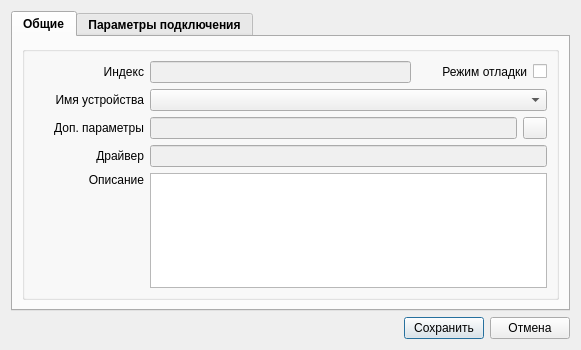
This is configurator2/sv_device_editor.ui in breton75/ksuts as Qt 5 draws it before an edit. The edited form follows.
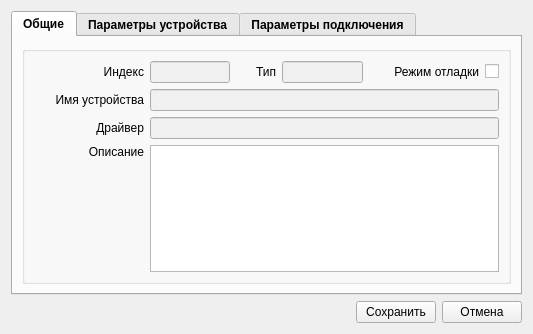
This is the edited form. The open tabs and pages were chosen to show the change. Icons and pictures are not drawn.

```diff
--- a/configurator2/sv_device_editor.ui
+++ b/configurator2/sv_device_editor.ui
@@ -6,8 +6,8 @@
    <rect>
     <x>0</x>
     <y>0</y>
-    <width>581</width>
-    <height>350</height>
+    <width>533</width>
+    <height>334</height>
    </rect>
   </property>
   <property name="windowTitle">
@@ -79,7 +79,51 @@
              </widget>
             </item>
             <item>
-             <widget class="QLineEdit" name="editID">
+             <widget class="QLineEdit" name="editIndex">
+              <property name="sizePolicy">
+               <sizepolicy hsizetype="Expanding" vsizetype="Fixed">
+                <horstretch>0</horstretch>
+                <verstretch>0</verstretch>
+               </sizepolicy>
+              </property>
+              <property name="font">
+               <font>
+                <weight>50</weight>
+                <bold>false</bold>
+               </font>
+              </property>
+              <property name="styleSheet">
+               <string notr="true">background-color: rgb(240, 240, 240);</string>
+              </property>
+              <property name="readOnly">
+               <bool>true</bool>
+              </property>
+             </widget>
+            </item>
+            <item>
+             <widget class="QLabel" name="label">
+              <property name="minimumSize">
+               <size>
+                <width>40</width>
+                <height>0</height>
+               </size>
+              </property>
+              <property name="font">
+               <font>
+                <weight>50</weight>
+                <bold>false</bold>
+               </font>
+              </property>
+              <property name="text">
+               <string>Тип</string>
+              </property>
+              <property name="alignment">
+               <set>Qt::AlignRight|Qt::AlignTrailing|Qt::AlignVCenter</set>
+              </property>
+             </widget>
+            </item>
+            <item>
+             <widget class="QLineEdit" name="lineHwCode">
               <property name="sizePolicy">
                <sizepolicy hsizetype="Expanding" vsizetype="Fixed">
                 <horstretch>0</horstretch>
@@ -180,61 +224,7 @@
              </widget>
             </item>
             <item>
-             <widget class="QComboBox" name="cbDevice">
-              <property name="font">
-               <font>
-                <weight>50</weight>
-                <bold>false</bold>
-               </font>
-              </property>
-             </widget>
-            </item>
-           </layout>
-          </item>
-          <item>
-           <layout class="QHBoxLayout" name="layoutBrand_3">
-            <item>
-             <widget class="QLabel" name="lblBrand_3">
-              <property name="sizePolicy">
-               <sizepolicy hsizetype="Fixed" vsizetype="Preferred">
-                <horstretch>0</horstretch>
-                <verstretch>0</verstretch>
-               </sizepolicy>
-              </property>
-              <property name="minimumSize">
-               <size>
-                <width>110</width>
-                <height>0</height>
-               </size>
-              </property>
-              <property name="maximumSize">
-               <size>
-                <width>80</width>
-                <height>16777215</height>
-               </size>
-              </property>
-              <property name="font">
-               <font>
-                <weight>50</weight>
-                <bold>false</bold>
-               </font>
-              </property>
-              <property name="text">
-               <string>Доп. параметры</string>
-              </property>
-              <property name="alignment">
-               <set>Qt::AlignRight|Qt::AlignTrailing|Qt::AlignVCenter</set>
-              </property>
-             </widget>
-            </item>
-            <item>
-             <widget class="QLineEdit" name="editDeviceParams">
-              <property name="font">
-               <font>
-                <weight>50</weight>
-                <bold>false</bold>
-               </font>
-              </property>
+             <widget class="QLineEdit" name="lineDeviceName">
               <property name="styleSheet">
                <string notr="true">background-color: rgb(240, 240, 240);</string>
               </property>
@@ -243,23 +233,6 @@
               </property>
              </widget>
             </item>
-            <item>
-             <widget class="QPushButton" name="bnEditConnectionParams_2">
-              <property name="maximumSize">
-               <size>
-                <width>24</width>
-                <height>16777215</height>
-               </size>
-              </property>
-              <property name="text">
-               <string/>
-              </property>
-              <property name="icon">
-               <iconset>
-                <normaloff>:/munich/icons/munich-icons/ico/blue/project_kp.ico</normaloff>:/munich/icons/munich-icons/ico/blue/project_kp.ico</iconset>
-              </property>
-             </widget>
-            </item>
            </layout>
           </item>
           <item>
@@ -375,6 +348,97 @@
        </item>
       </layout>
      </widget>
+     <widget class="QWidget" name="widget">
+      <attribute name="title">
+       <string>Параметры устройства</string>
+      </attribute>
+      <layout class="QHBoxLayout" name="horizontalLayout_3">
+       <item>
+        <layout class="QVBoxLayout" name="verticalLayout_7">
+         <item>
+          <widget class="QPushButton" name="bnUnlockDeviceParams">
+           <property name="maximumSize">
+            <size>
+             <width>16777215</width>
+             <height>16777215</height>
+            </size>
+           </property>
+           <property name="font">
+            <font>
+             <weight>50</weight>
+             <bold>false</bold>
+            </font>
+           </property>
+           <property name="icon">
+            <iconset resource="res.qrc">
+             <normaloff>:/my_icons/icons/004-lock.png</normaloff>:/my_icons/icons/004-lock.png</iconset>
+           </property>
+           <property name="iconSize">
+            <size>
+             <width>32</width>
+             <height>32</height>
+            </size>
+           </property>
+          </widget>
+         </item>
+         <item>
+          <spacer name="verticalSpacer_4">
+           <property name="orientation">
+            <enum>Qt::Vertical</enum>
+           </property>
+           <property name="sizeHint" stdset="0">
+            <size>
+             <width>20</width>
+             <height>40</height>
+            </size>
+           </property>
+          </spacer>
+         </item>
+         <item>
+          <widget class="QPushButton" name="bnDefaultDeviceParams">
+           <property name="enabled">
+            <bool>false</bool>
+           </property>
+           <property name="sizePolicy">
+            <sizepolicy hsizetype="Fixed" vsizetype="Fixed">
+             <horstretch>0</horstretch>
+             <verstretch>0</verstretch>
+            </sizepolicy>
+           </property>
+           <property name="icon">
+            <iconset resource="res.qrc">
+             <normaloff>:/my_icons/icons/017-file.png</normaloff>:/my_icons/icons/017-file.png</iconset>
+           </property>
+           <property name="iconSize">
+            <size>
+             <width>32</width>
+             <height>32</height>
+            </size>
+           </property>
+          </widget>
+         </item>
+        </layout>
+       </item>
+       <item>
+        <widget class="QFrame" name="frameDeviceParams">
+         <property name="enabled">
+          <bool>false</bool>
+         </property>
+         <property name="frameShape">
+          <enum>QFrame::StyledPanel</enum>
+         </property>
+         <property name="frameShadow">
+          <enum>QFrame::Raised</enum>
+         </property>
+         <layout class="QVBoxLayout" name="verticalLayout_8">
+          <item>
+           <widget class="QTextEdit" name="textDeviceParams"/>
+          </item>
+         </layout>
+        </widget>
+       </item>
+      </layout>
+     </widget>
      <widget class="QWidget" name="tabConnectionParams">
       <attribute name="title">
        <string>Параметры подключения</string>
@@ -503,9 +567,6 @@
        <property name="orientation">
         <enum>Qt::Horizontal</enum>
        </property>
-       <property name="sizeType">
-        <enum>QSizePolicy::Expanding</enum>
-       </property>
        <property name="sizeHint" stdset="0">
         <size>
          <width>40</width>
@@ -516,40 +577,13 @@
      </item>
      <item>
       <widget class="QPushButton" name="bnSave">
-       <property name="sizePolicy">
-        <sizepolicy hsizetype="Fixed" vsizetype="Fixed">
-         <horstretch>0</horstretch>
-         <verstretch>0</verstretch>
-        </sizepolicy>
-       </property>
-       <property name="maximumSize">
-        <size>
-         <width>80</width>
-         <height>16777215</height>
-        </size>
-       </property>
        <property name="text">
         <string>Сохранить</string>
        </property>
-       <property name="default">
-        <bool>true</bool>
-       </property>
       </widget>
      </item>
      <item>
       <widget class="QPushButton" name="bnCancel">
-       <property name="sizePolicy">
-        <sizepolicy hsizetype="Fixed" vsizetype="Fixed">
-         <horstretch>0</horstretch>
-         <verstretch>0</verstretch>
-        </sizepolicy>
-       </property>
-       <property name="maximumSize">
-        <size>
-         <width>80</width>
-         <height>16777215</height>
-        </size>
-       </property>
        <property name="text">
         <string>Отмена</string>
        </property>
```
Left out of the diff: 187 changed lines with no effect on the pictures.
